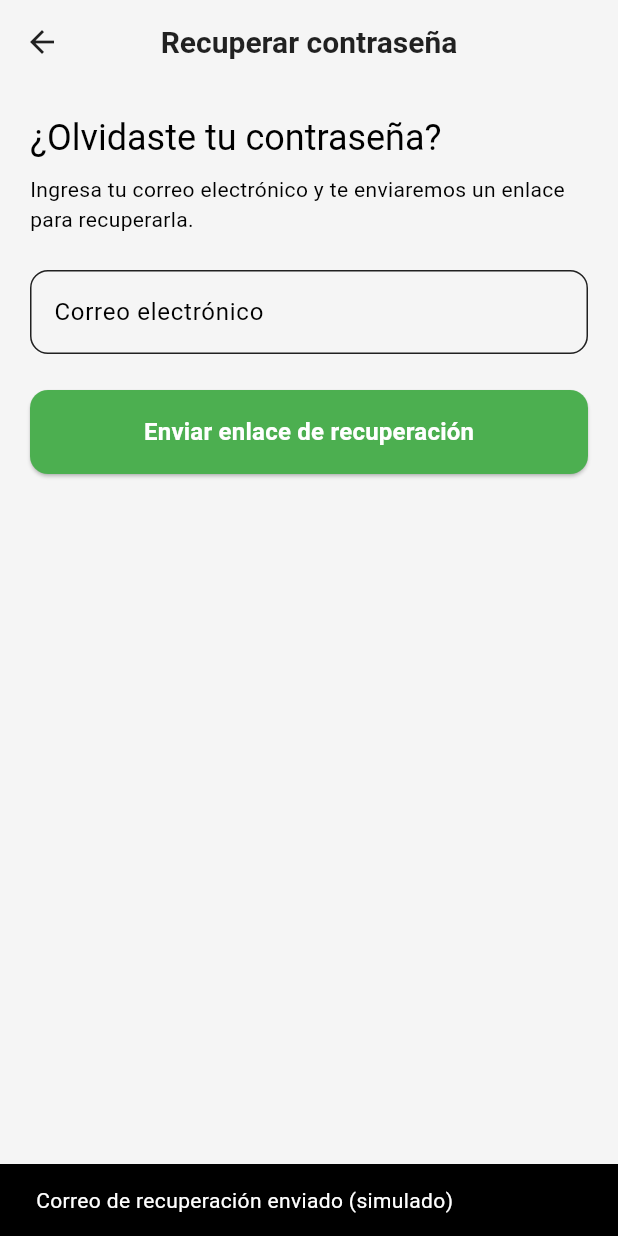
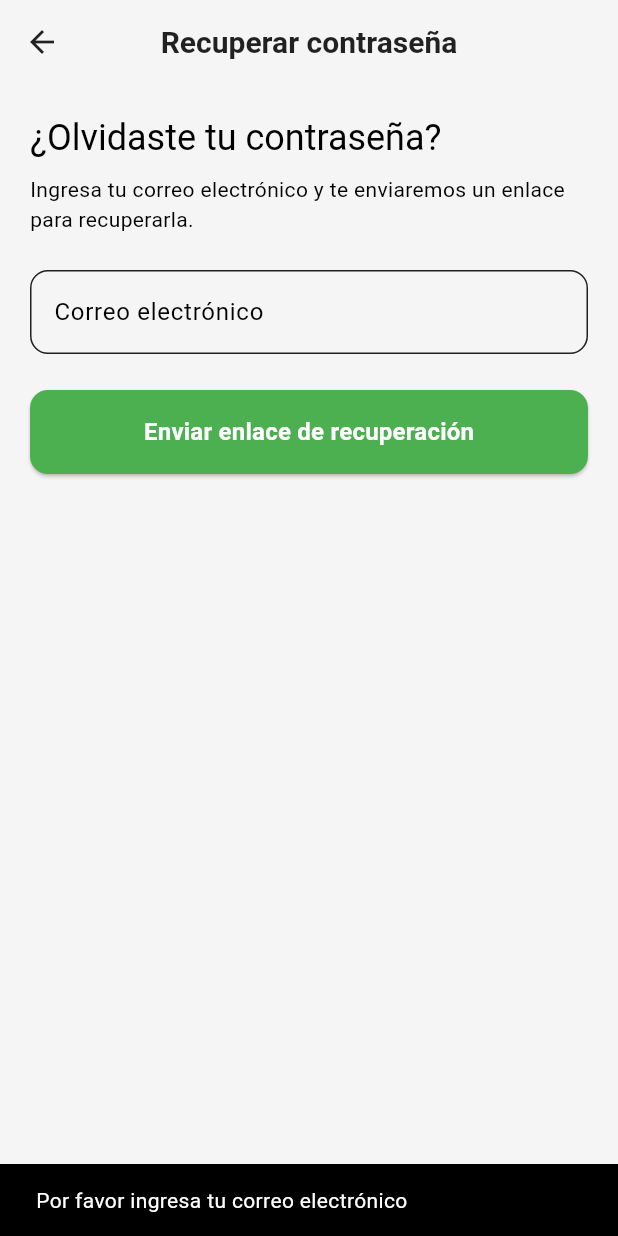
Before and after one commit to sim3075/MoneyMingle, a Flutter app: the ForgotPasswordScreen screen opened by its route, after a tap on "Enviar enlace de recuperación", on a phone screen of 412 x 824 dp. Run offline on Flutter 3.47's test engine with Material 3 defaults, Android fonts, the phone set to English and light mode, and no system bars; our stand-ins replace cloud_firestore, firebase_auth, firebase_core, fl_chart, flutter_riverpod, font_awesome_flutter and 3 more; accounts and stored records are empty.

Commit message:
feat: add password reset functionality and improve forgot password screen

```diff
--- a/money_mingle/lib/domain/services/auth_service.dart
+++ b/money_mingle/lib/domain/services/auth_service.dart
@@ -36,6 +36,10 @@ class AuthService {
   Future<fb.UserCredential> register(String email, String password) async {
     return await _auth.createUserWithEmailAndPassword(email: email, password: password);
   }
+  // Restablecer contraseña
+  Future<void> resetPassword(String email) async {
+    await _auth.sendPasswordResetEmail(email: email);
+  }
 
   // Iniciar sesión con Google
   Future<fb.UserCredential> signInWithGoogle() async {
--- a/money_mingle/lib/ui/pages/auth/forgot_password_screen.dart
+++ b/money_mingle/lib/ui/pages/auth/forgot_password_screen.dart
@@ -1,12 +1,15 @@
 import 'package:flutter/material.dart';
+import 'package:flutter_riverpod/flutter_riverpod.dart';
 import 'package:money_mingle/ui/widgets/shared/custom_button.dart';
+import 'package:money_mingle/providers/auth_providers.dart';
 
-class ForgotPasswordScreen extends StatelessWidget {
+class ForgotPasswordScreen extends ConsumerWidget {
   const ForgotPasswordScreen({super.key});
 
   @override
-  Widget build(BuildContext context) {
+  Widget build(BuildContext context, WidgetRef ref) {
     final theme = Theme.of(context);
+    final emailController = TextEditingController();
 
     return Scaffold(
       appBar: AppBar(
@@ -20,24 +23,40 @@ class ForgotPasswordScreen extends StatelessWidget {
             Text("¿Olvidaste tu contraseña?",
                 style: theme.textTheme.headlineSmall),
             const SizedBox(height: 8),
-            Text("Ingresa tu correo electrónico y te enviaremos un enlace para recuperarla.",
-                style: theme.textTheme.bodyMedium),
-            const SizedBox(height: 24),
-
-            TextField(
-              decoration: const InputDecoration(labelText: "Correo electrónico"),
+            Text(
+              "Ingresa tu correo electrónico y te enviaremos un enlace para recuperarla.",
+              style: theme.textTheme.bodyMedium,
             ),
             const SizedBox(height: 24),
-
+            TextField(
+              controller: emailController,
+              decoration: const InputDecoration(labelText: "Correo electrónico"),
+              keyboardType: TextInputType.emailAddress,
+            ),
+            const SizedBox(height: 24),
             SizedBox(
               width: double.infinity,
               child: CustomButton(
                 text: "Enviar enlace de recuperación",
-                onPressed: () {
-                  // Simulación de recuperación
-                  ScaffoldMessenger.of(context).showSnackBar(
-                    const SnackBar(content: Text("Correo de recuperación enviado (simulado)")),
-                  );
+                onPressed: () async {
+                  final email = emailController.text.trim();
+                  if (email.isEmpty) {
+                    ScaffoldMessenger.of(context).showSnackBar(
+                      const SnackBar(content: Text("Por favor ingresa tu correo electrónico")),
+                    );
+                    return;
+                  }
+                  final authService = ref.read(authServiceProvider);
+                  try {
+                    await authService.resetPassword(email);
+                    ScaffoldMessenger.of(context).showSnackBar(
+                      const SnackBar(content: Text("Correo de recuperación enviado")),
+                    );
+                  } catch (e) {
+                    ScaffoldMessenger.of(context).showSnackBar(
+                      SnackBar(content: Text("Error: ${e.toString()}")),
+                    );
+                  }
                 },
               ),
             ),
--- a/money_mingle/lib/ui/pages/auth/register_screen.dart
+++ b/money_mingle/lib/ui/pages/auth/register_screen.dart
@@ -2,9 +2,7 @@ import 'package:flutter/material.dart';
 import 'package:flutter_riverpod/flutter_riverpod.dart';
 import 'package:money_mingle/domain/services/auth_service.dart';
 import 'package:money_mingle/providers/auth_providers.dart';
-//import 'package:money_mingle/providers/user_provider.dart';
 import 'package:firebase_auth/firebase_auth.dart';
-//import 'package:money_mingle/models/user.dart' as app_model;
 import 'package:money_mingle/ui/widgets/shared/custom_button.dart';
 
 class RegisterScreen extends ConsumerStatefulWidget {
```
